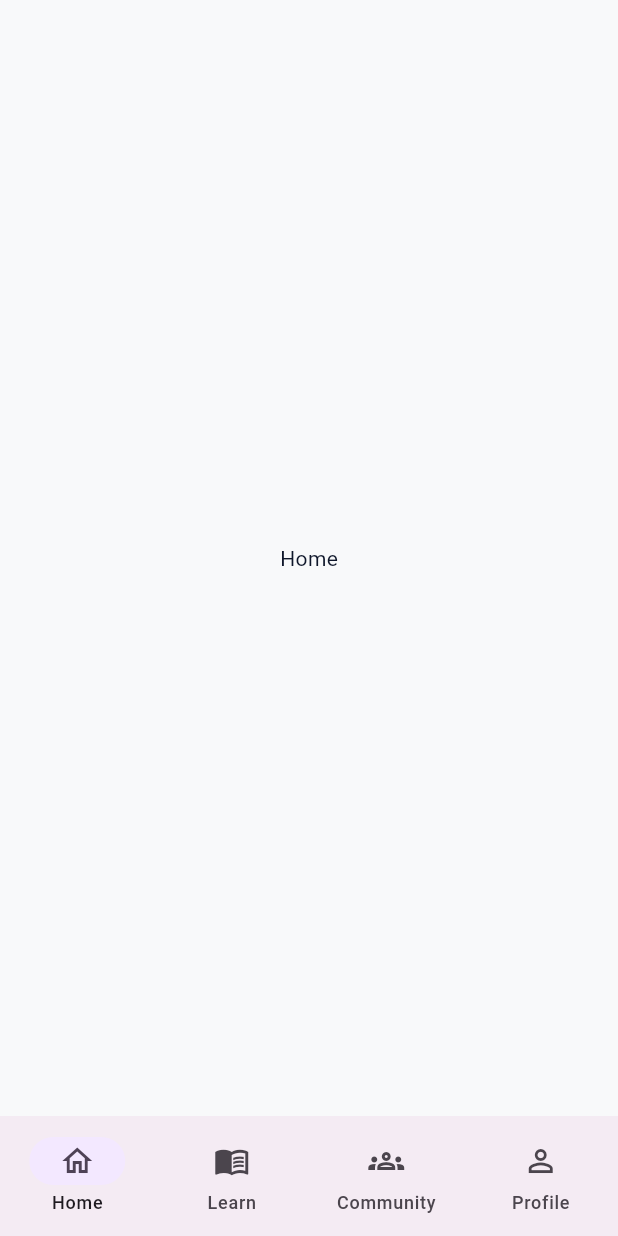
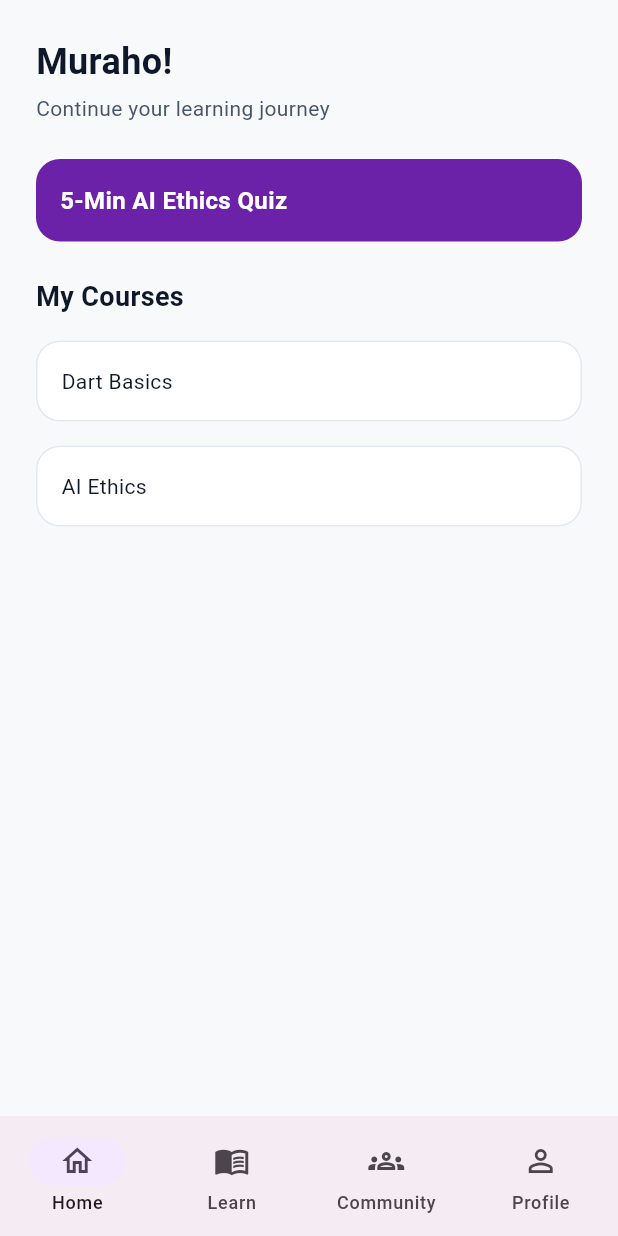
Before and after one commit to Umutoni123-aa/techsisters, a Flutter app: the screen it shows after launch, on a phone screen of 412 x 824 dp. Run offline on Flutter 3.47's test engine with Material 3 defaults, Android fonts, the phone set to English and light mode, and no system bars; our stand-ins replace flutter_bloc.

Commit message:
feat: add home screen layout

```diff
--- /dev/null
+++ b/lib/presentation/home/home_screen.dart
@@ -0,0 +1,62 @@
+import 'package:flutter/material.dart';
+import '../../core/theme/app_spacing.dart';
+import '../../core/theme/app_theme.dart';
+import '../../core/widgets/app_card.dart';
+
+class HomeScreen extends StatelessWidget {
+  const HomeScreen({super.key});
+
+  @override
+  Widget build(BuildContext context) {
+    return ListView(
+      padding: const EdgeInsets.all(AppSpacing.page),
+      children: [
+        const Text(
+          'Muraho!',
+          style: TextStyle(
+            fontSize: 24,
+            fontWeight: FontWeight.w700,
+            color: AppColors.slate900,
+          ),
+        ),
+        const SizedBox(height: 4),
+        const Text(
+          'Continue your learning journey',
+          style: TextStyle(color: AppColors.slate600),
+        ),
+        const SizedBox(height: AppSpacing.gap),
+        _QuizBanner(),
+        const SizedBox(height: AppSpacing.gap),
+        const Text(
+          'My Courses',
+          style: TextStyle(fontSize: 18, fontWeight: FontWeight.w600),
+        ),
+        const SizedBox(height: AppSpacing.medium),
+        const AppCard(child: Text('Dart Basics')),
+        const SizedBox(height: AppSpacing.medium),
+        const AppCard(child: Text('AI Ethics')),
+      ],
+    );
+  }
+}
+
+class _QuizBanner extends StatelessWidget {
+  @override
+  Widget build(BuildContext context) {
+    return Container(
+      padding: const EdgeInsets.all(AppSpacing.medium),
+      decoration: BoxDecoration(
+        color: AppColors.primary,
+        borderRadius: BorderRadius.circular(16),
+      ),
+      child: const Text(
+        '5-Min AI Ethics Quiz',
+        style: TextStyle(
+          color: AppColors.white,
+          fontSize: 16,
+          fontWeight: FontWeight.w600,
+        ),
+      ),
+    );
+  }
+}
--- a/lib/presentation/navigation/main_shell.dart
+++ b/lib/presentation/navigation/main_shell.dart
@@ -2,13 +2,14 @@ import 'package:flutter/material.dart';
 import 'package:flutter_bloc/flutter_bloc.dart';
 import '../../core/theme/app_theme.dart';
 import 'navigation_cubit.dart';
+import '../home/home_screen.dart';
 
 class MainShell extends StatelessWidget {
   const MainShell({super.key});
 
   // Temporary pages.
   static const List<Widget> _pages = [
-    Center(child: Text('Home')),
+    HomeScreen(),
     Center(child: Text('Learn')),
     Center(child: Text('Community')),
     Center(child: Text('Profile')),
```
